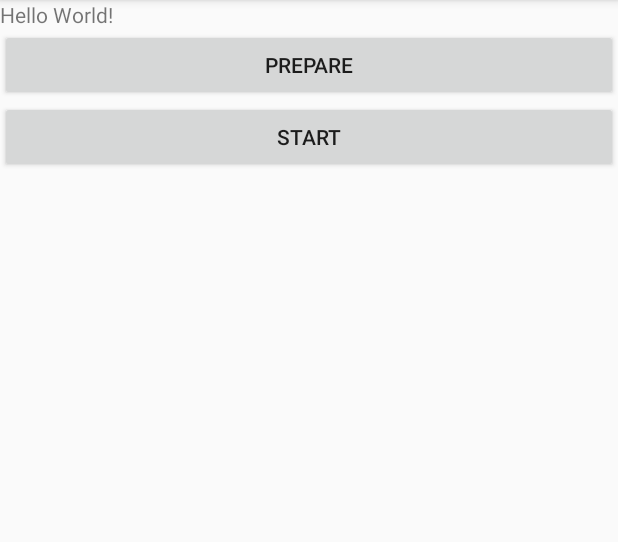
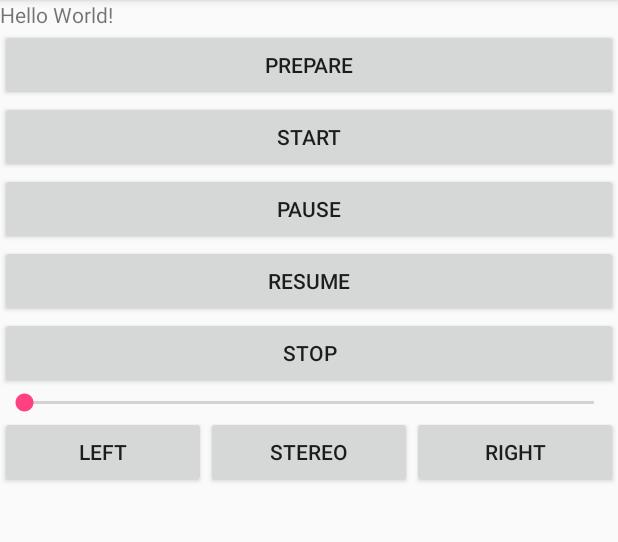
Before and after one commit to ZiziDeveloper/Qmusic, an Android app: the screen it shows after launch (MainActivity), on a phone screen of 412 x 824 dp, the part 84-626 px from its top. Run offline under Robolectric (Android 15) with nearby library versions, the phone set to English and light mode, and no system bars; 9 statements that could not run were skipped.

Commit message:
添加暂停，继续，停止，声道切换功能

```diff
--- a/app/src/main/res/layout/activity_main.xml
+++ b/app/src/main/res/layout/activity_main.xml
@@ -26,5 +26,47 @@
         android:layout_height="wrap_content"
         android:text="start"
         android:onClick="onStart" />
+    <Button
+        android:layout_width="match_parent"
+        android:layout_height="wrap_content"
+        android:text="pause"
+        android:onClick="onPause" />
+    <Button
+        android:layout_width="match_parent"
+        android:layout_height="wrap_content"
+        android:text="resume"
+        android:onClick="onResume" />
+    <Button
+        android:layout_width="match_parent"
+        android:layout_height="wrap_content"
+        android:text="stop"
+        android:onClick="onStop" />
+    <SeekBar
+        android:id="@+id/seek_volume"
+        android:layout_width="match_parent"
+        android:layout_height="wrap_content" />
+    <LinearLayout
+        android:layout_width="match_parent"
+        android:layout_height="wrap_content"
+        android:orientation="horizontal">
+        <Button
+            android:layout_width="0dp"
+            android:layout_weight="1"
+            android:layout_height="match_parent"
+            android:text="LEFT"
+            android:onClick="onLeft" />
+        <Button
+            android:layout_width="0dp"
+            android:layout_weight="1"
+            android:layout_height="match_parent"
+            android:text="stereo"
+            android:onClick="onStereo" />
+        <Button
+            android:layout_width="0dp"
+            android:layout_weight="1"
+            android:layout_height="match_parent"
+            android:text="RIGHT"
+            android:onClick="onRight" />
+    </LinearLayout>
 
 </LinearLayout>
--- a/playlib/src/main/java/com/example/playlib/PlayJniProxy.java
+++ b/playlib/src/main/java/com/example/playlib/PlayJniProxy.java
@@ -20,6 +20,10 @@ public class PlayJniProxy {
         System.loadLibrary("avfilter-6");
         System.loadLibrary("avdevice-57");
     }
+
+    public static final int PLAY_CHANNEL_RIGHT = 0;
+    public static final int PLAY_CHANNEL_LEFT = 1;
+    public static final int PLAY_CHANNEL_STEREO = 2;
 
     /**
      *暴露给java层的api
@@ -59,6 +63,9 @@ public class PlayJniProxy {
     }
 
     public void setVolume(int percent) {
+        if (percent < 0 || percent > 100) {
+            return;
+        }
         native_volume(percent);
     }
 
```
Also changed, not shown: app/src/main/java/com/example/administrator/qmusic/MainActivity.java (+46 -2 lines), 7 other files.
